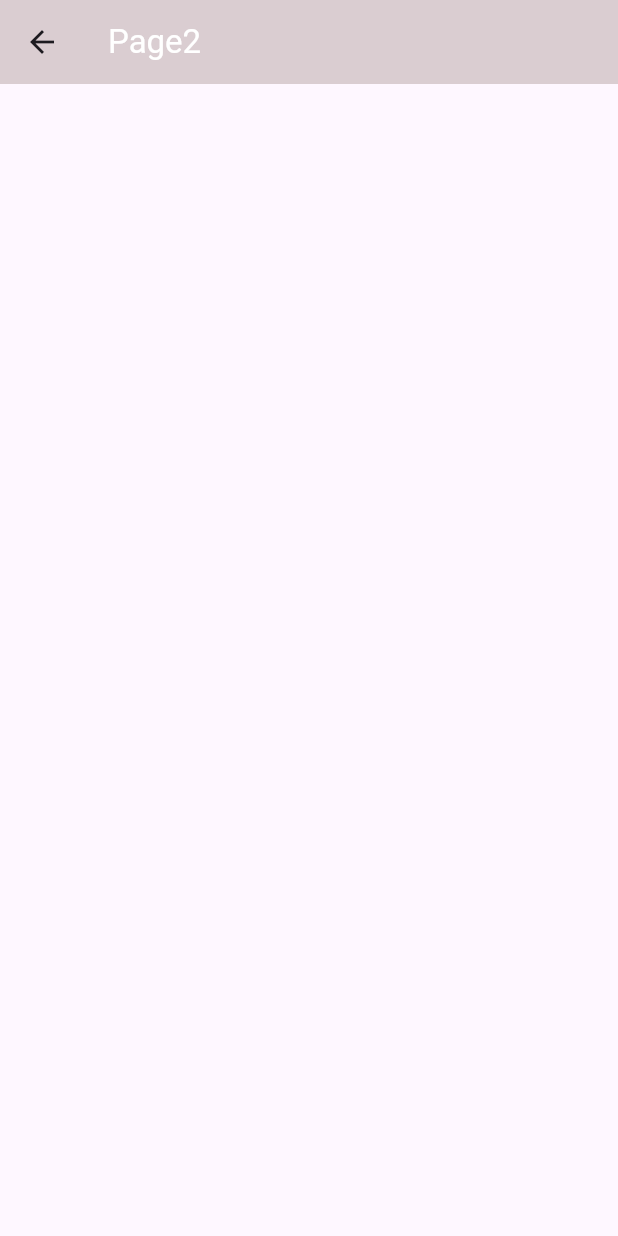
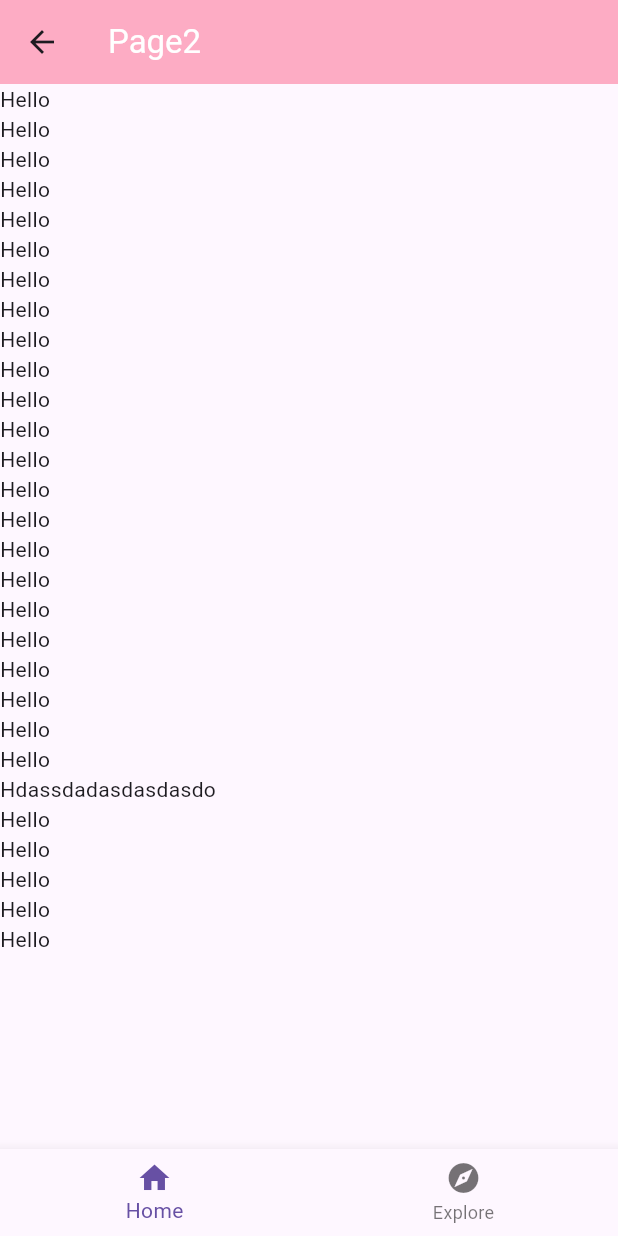
Before and after one commit to heberttt/LearnFireBas, a Flutter app: the screen it shows after launch, after a tap on "Page 2", on a phone screen of 412 x 824 dp. Run offline on Flutter 3.47's test engine with Material 3 defaults, Android fonts, the light colour scheme and no system bars.

Commit message:
listview and footer

```diff
--- a/lib/main.dart
+++ b/lib/main.dart
@@ -22,8 +22,54 @@ class Page2 extends StatelessWidget {
             color: Colors.white
           ),
         ),
-        backgroundColor: const Color.fromARGB(255, 218, 205, 209),
+        backgroundColor: Color.fromARGB(255, 253, 172, 196),
       ),
+      body: ListView(
+        children: [
+          Text("Hello"),
+          Text("Hello"),
+          Text("Hello"),
+          Text("Hello"),
+          Text("Hello"),
+          Text("Hello"),
+          Text("Hello"),
+          Text("Hello"),
+          Text("Hello"),
+          Text("Hello"),
+          Text("Hello"),
+          Text("Hello"),
+          Text("Hello"),
+          Text("Hello"),
+          Text("Hello"),
+          Text("Hello"),
+          Text("Hello"),
+          Text("Hello"),
+          Text("Hello"),
+          Text("Hello"),
+          Text("Hello"),
+          Text("Hello"),
+          Text("Hello"),
+          Text("Hdassdadasdasdasdo"),
+          Text("Hello"),
+          Text("Hello"),
+          Text("Hello"),
+          Text("Hello"),
+          Text("Hello"),
+        ],
+      ),
+      bottomNavigationBar: BottomNavigationBar(
+        items: const [
+          BottomNavigationBarItem(
+            icon: Icon(Icons.home),
+            label: "Home"
+          ),
+          BottomNavigationBarItem(
+            icon: Icon(Icons.explore),
+            label: "Explore"
+          ),
+        ],
+      ),
+
     );
   }
 }
@@ -102,6 +148,10 @@ class Home extends StatelessWidget {
               ),
             ),
           ),
+          const SizedBox(
+            height: 20,
+          )
+          ,
           ElevatedButton(
             onPressed: (){
               Navigator.of(context).push(MaterialPageRoute(
```
